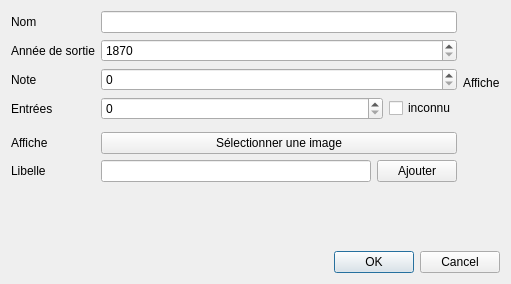
Qt form Dialogs/EditMovieDialog.ui (AmbreM71/MovieManager) before a commit.
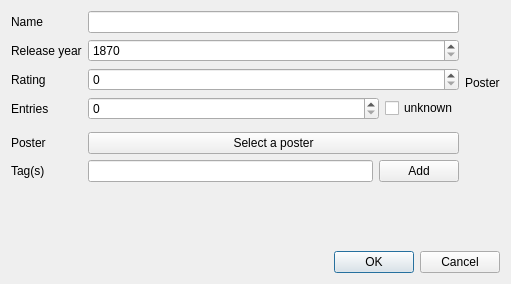
The same form after that commit.

```diff
--- a/Dialogs/EditMovieDialog.ui
+++ b/Dialogs/EditMovieDialog.ui
@@ -54,14 +54,14 @@
    <item row="3" column="0">
     <widget class="QLabel" name="EntriesLabel">
      <property name="text">
-      <string>Entrées</string>
+      <string>Entries</string>
      </property>
     </widget>
    </item>
    <item row="7" column="0">
     <widget class="QLabel" name="TagsLabel">
      <property name="text">
-      <string>Libelle</string>
+      <string>Tag(s)</string>
      </property>
     </widget>
    </item>
@@ -89,7 +89,7 @@
       <item row="0" column="1">
        <widget class="QPushButton" name="TagsAddButton">
         <property name="text">
-         <string>Ajouter</string>
+         <string>Add</string>
         </property>
        </widget>
       </item>
@@ -99,14 +99,14 @@
    <item row="2" column="0">
     <widget class="QLabel" name="RatingLabel">
      <property name="text">
-      <string>Note</string>
+      <string>Rating</string>
      </property>
     </widget>
    </item>
    <item row="0" column="2" rowspan="6" colspan="2">
     <widget class="QLabel" name="PosterLabel">
      <property name="text">
-      <string>Affiche</string>
+      <string>Poster</string>
      </property>
     </widget>
    </item>
@@ -123,7 +123,7 @@
    <item row="5" column="1">
     <widget class="QPushButton" name="PosterButton">
      <property name="text">
-      <string>Sélectionner une image</string>
+      <string>Select a poster</string>
      </property>
     </widget>
    </item>
@@ -143,21 +143,21 @@
    <item row="1" column="0">
     <widget class="QLabel" name="ReleaseYearLabel">
      <property name="text">
-      <string>Année de sortie</string>
+      <string>Release year</string>
      </property>
     </widget>
    </item>
    <item row="0" column="0">
     <widget class="QLabel" name="NameLabel">
      <property name="text">
-      <string>Nom</string>
+      <string>Name</string>
      </property>
     </widget>
    </item>
    <item row="5" column="0">
     <widget class="QLabel" name="PosterTextLabel">
      <property name="text">
-      <string>Affiche</string>
+      <string>Poster</string>
      </property>
     </widget>
    </item>
@@ -192,7 +192,7 @@
       <item>
        <widget class="QCheckBox" name="UnknownEntriesCheckbox">
         <property name="text">
-         <string>inconnu</string>
+         <string>unknown</string>
         </property>
        </widget>
       </item>
```
Left out of the diff: 2 changed lines with no effect on the pictures.
